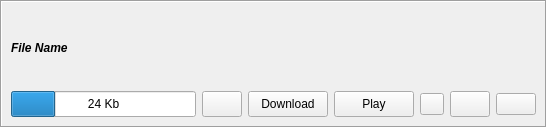
This is retroshare-gui/src/gui/feeds/SubFileItem.ui in RetroShare/RetroShare as Qt 5 draws it before an edit. The edited form follows.
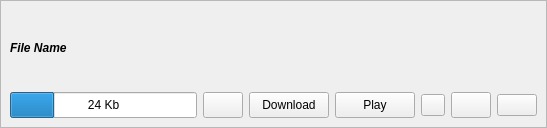
This is the edited form. Icons and pictures are not drawn.

Commit message: Fixed frames to get styles on system style

```diff
--- a/retroshare-gui/src/gui/feeds/SubFileItem.ui
+++ b/retroshare-gui/src/gui/feeds/SubFileItem.ui
@@ -29,10 +29,10 @@
    <item row="0" column="0">
     <widget class="QFrame" name="gradFrame">
      <property name="frameShape">
-      <enum>QFrame::Box</enum>
+      <enum>QFrame::StyledPanel</enum>
      </property>
      <property name="frameShadow">
-      <enum>QFrame::Sunken</enum>
+      <enum>QFrame::Raised</enum>
      </property>
      <layout class="QGridLayout" name="gradFrame_GL">
       <item row="1" column="0">
```
The commit also changes 12 other files.
